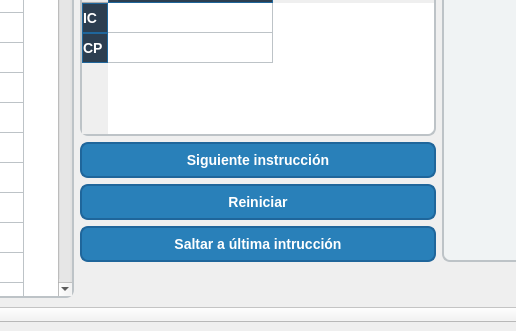
Before: the Qt Designer form mainwindow.ui in Targus1604/dreamchaser, drawn with Qt 5; both pictures show x 245 to 761 and y 470 to 801 of the 1239 by 801 pixel window.
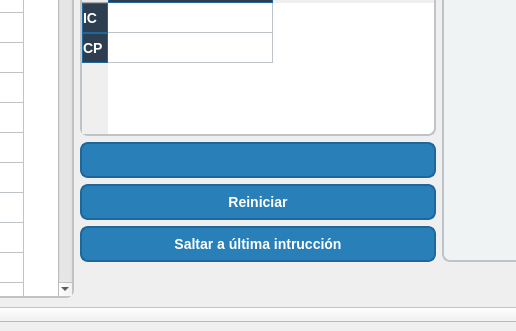
After: the same form once the commit is applied.

Commit message: Permite ejecutar instrucción por instrucción

Patch:
```diff
--- a/mainwindow.ui
+++ b/mainwindow.ui
@@ -746,7 +746,7 @@
           <property name="styleSheet">
            <string notr="true">font: 75 12pt &quot;MS Shell Dlg 2&quot;;</string>
           </property>
-          <property name="text">
+          <property name="Sig_instruccion">
            <string>Siguiente instrucción</string>
           </property>
          </widget>
```
The commit also changes 2 other files.
